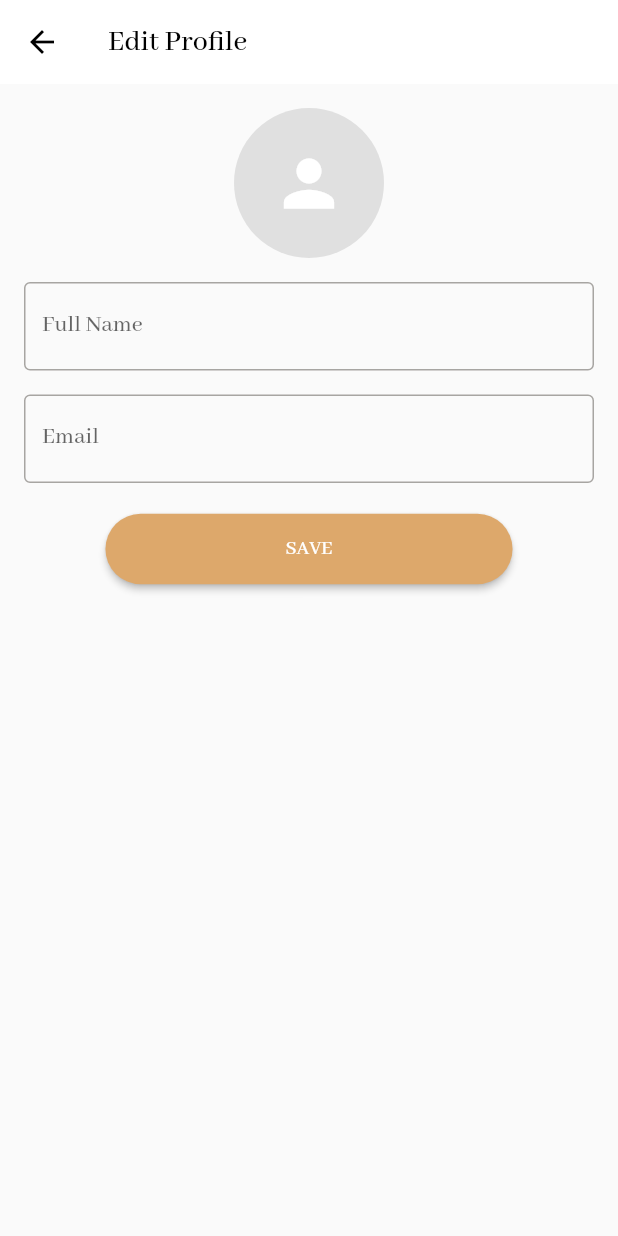
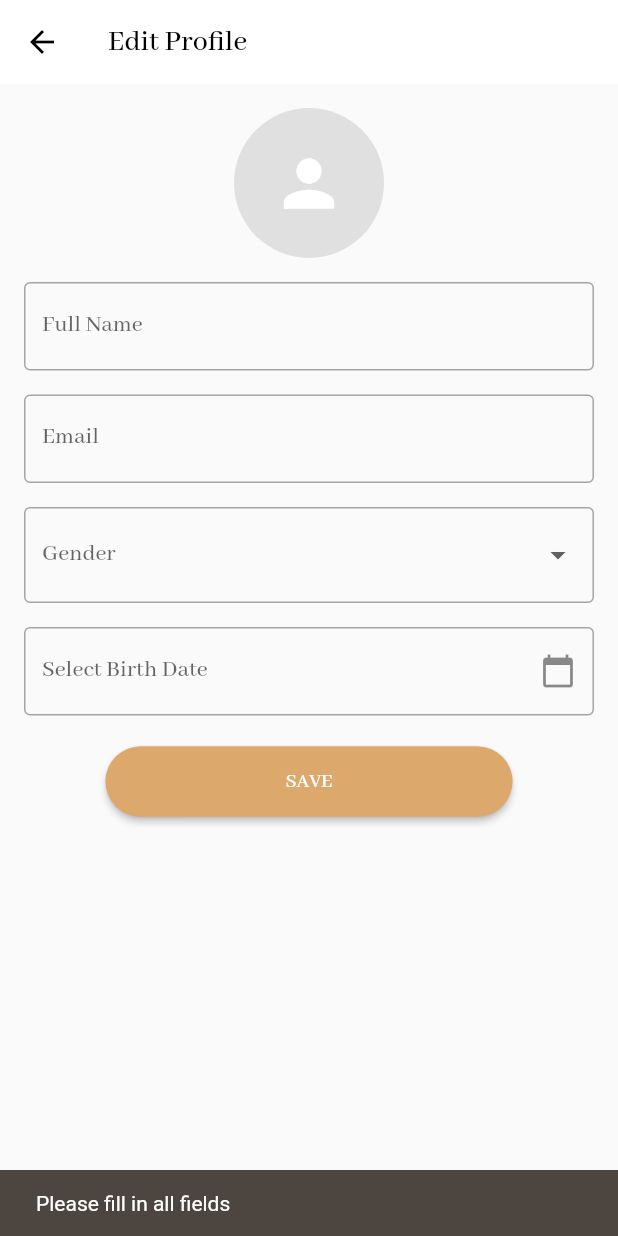
Before and after one commit to 1shtalica/CoffeJava---PPB, a Flutter app: the EditProfileScreen screen opened directly, after a tap on "SAVE", on a phone screen of 412 x 824 dp. Run offline on Flutter 3.47's test engine with Material 3 defaults, Android fonts, the phone set to English and light mode, and no system bars; our stand-ins replace awesome_notifications, buttons_tabbar, fan_carousel_image_slider, flutter_dotenv, flutter_secure_storage, image_picker and 3 more; missing offline and left inert: dart:ffi, filter_list, flutter_icon_snackbar, flutter_popup_menu_button; accounts and stored records are empty.

Commit message:
membuat edit profil (belum jadi)

```diff
--- a/lib/screens/setting.dart
+++ b/lib/screens/setting.dart
@@ -5,6 +5,8 @@
 import '../api/auth_service.dart';
 import '../api/setting_service.dart';
 import 'package:image_picker/image_picker.dart';
+import 'dart:convert';
+import 'package:flutter_secure_storage/flutter_secure_storage.dart';
 
 class Settings extends StatefulWidget {
   const Settings({super.key});
@@ -80,12 +82,36 @@
 class _EditProfileScreenState extends State<EditProfileScreen> {
   final TextEditingController fullNameController = TextEditingController();
   final TextEditingController emailController = TextEditingController();
+  final FlutterSecureStorage storage = FlutterSecureStorage();
 
+  final AuthService _authService = AuthService();
+
+  String id = "";
+  String? selectedGender;
+  DateTime? selectedDate;
   File? _profileImage;
+
+  @override
+  void initState() {
+    super.initState();
+    _initializeProfile();
+  }
+
+  void _initializeProfile() async {
+    final result = await _authService.decodeProfile(context);
+    setState(() {
+      id = result['id'];
+    });
+  }
 
   Future<void> _pickImage(ImageSource source) async {
     try {
-      final pickedImage = await ImagePicker().pickImage(source: source);
+      final pickedImage = await ImagePicker().pickImage(
+        source: source,
+        maxWidth: 800, // Batasi lebar gambar
+        maxHeight: 800, // Batasi tinggi gambar
+        imageQuality: 80, // Kompresi gambar (0-100)
+      );
 
       if (pickedImage != null) {
         setState(() {
@@ -127,6 +153,164 @@
     );
   }
 
+  Future<void> _selectDate(BuildContext context) async {
+    final DateTime? pickedDate = await showDatePicker(
+      context: context,
+      initialDate: selectedDate ?? DateTime.now(),
+      firstDate: DateTime(1900),
+      lastDate: DateTime.now(),
+    );
+    if (pickedDate != null && pickedDate != selectedDate) {
+      setState(() {
+        selectedDate = pickedDate;
+      });
+    }
+  }
+
+  Future<void> _saveProfile() async {
+    final userId = id;
+    final fullName = fullNameController.text.trim();
+    final email = emailController.text.trim();
+
+    if (fullName.isEmpty ||
+        email.isEmpty ||
+        selectedGender == null ||
+        selectedDate == null) {
+      ScaffoldMessenger.of(context).showSnackBar(
+        const SnackBar(content: Text('Please fill in all fields')),
+      );
+      return;
+    }
+
+    final emailRegex = RegExp(r'^[^@]+@[^@]+\.[^@]+');
+    if (!emailRegex.hasMatch(email)) {
+      ScaffoldMessenger.of(context).showSnackBar(
+        const SnackBar(content: Text('Please enter a valid email')),
+      );
+      return;
+    }
+
+    try {
+      final token = await storage.read(key: 'refreshToken');
+      if (token == null) {
+        ScaffoldMessenger.of(context).showSnackBar(
+          const SnackBar(content: Text('User not authenticated')),
+        );
+        return;
+      }
+
+      print(token);
+
+      // Kirim update profile
+      final success = await ResetPasswordService().updateUserProfile(
+        token: token,
+        userId: userId,
+        nama: fullName,
+        email: email,
+        gender: selectedGender,
+        tanggalLahir: selectedDate?.toIso8601String(),
+      );
+
+      if (_profileImage != null) {
+        final imageUpdated = await ResetPasswordService().updateProfileImage(
+          userId: userId,
+          token: token,
+          imageFile: _profileImage!,
+        );
+        if (!imageUpdated) {
+          ScaffoldMessenger.of(context).showSnackBar(
+            const SnackBar(content: Text('Failed to update image')),
+          );
+          return;
+        }
+      }
+
+      if (success) {
+        ScaffoldMessenger.of(context).showSnackBar(
+          const SnackBar(content: Text('Profile updated successfully')),
+        );
+        Navigator.pop(context);
+      } else {
+        ScaffoldMessenger.of(context).showSnackBar(
+          const SnackBar(content: Text('Failed to update profile')),
+        );
+      }
+    } catch (e) {
+      print("Error: $e");
+      ScaffoldMessenger.of(context).showSnackBar(
+        const SnackBar(content: Text('An error occurred')),
+      );
+    }
+  }
+
+  Widget _buildAvatar() {
+    return GestureDetector(
+      onTap: _showImagePickerDialog,
+      child: CircleAvatar(
+        radius: 50,
+        backgroundColor: Colors.grey.shade300,
+        backgroundImage:
+            _profileImage != null ? FileImage(_profileImage!) : null,
+        child: _profileImage == null
+            ? const Icon(Icons.person, size: 50, color: Colors.white)
+            : null,
+      ),
+    );
+  }
+
+  Widget _buildTextField({
+    required TextEditingController controller,
+    required String label,
+    TextInputType keyboardType = TextInputType.text,
+  }) {
+    return TextField(
+      controller: controller,
+      decoration: InputDecoration(
+        labelText: label,
+        border: const OutlineInputBorder(),
+      ),
+      keyboardType: keyboardType,
+    );
+  }
+
+  Widget _buildGenderDropdown() {
+    return DropdownButtonFormField<String>(
+      value: selectedGender,
+      items: ['Male', 'Female'].map((String gender) {
+        return DropdownMenuItem<String>(
+          value: gender.toLowerCase(),
+          child: Text(gender),
+        );
+      }).toList(),
+      onChanged: (String? value) {
+        setState(() {
+          selectedGender = value;
+        });
+      },
+      decoration: const InputDecoration(
+        labelText: 'Gender',
+        border: OutlineInputBorder(),
+      ),
+    );
+  }
+
+  Widget _buildDatePicker(BuildContext context) {
+    return GestureDetector(
+      onTap: () => _selectDate(context),
+      child: AbsorbPointer(
+        child: TextField(
+          decoration: InputDecoration(
+            labelText: selectedDate != null
+                ? "${selectedDate!.toLocal()}".split(' ')[0]
+                : 'Select Birth Date',
+            border: const OutlineInputBorder(),
+            suffixIcon: const Icon(Icons.calendar_today),
+          ),
+        ),
+      ),
+    );
+  }
+
   @override
   Widget build(BuildContext context) {
     return Scaffold(
@@ -146,39 +330,28 @@
       ),
       body: Padding(
         padding: const EdgeInsets.all(16.0),
+        child: SingleChildScrollView(
           child: Column(
             children: [
-            GestureDetector(
-              onTap: _showImagePickerDialog,
-              child: CircleAvatar(
-                radius: 50,
-                backgroundColor: Colors.grey.shade300,
-                backgroundImage:
-                    _profileImage != null ? FileImage(_profileImage!) : null,
-                child: _profileImage == null
-                    ? const Icon(Icons.person, size: 50, color: Colors.white)
-                    : null,
-              ),
+              _buildAvatar(),
+              const SizedBox(height: 16),
+              _buildTextField(
+                controller: fullNameController,
+                label: 'Full Name',
               ),
               const SizedBox(height: 16),
-            TextField(
-              controller: fullNameController,
-              decoration: const InputDecoration(
-                labelText: 'Full Name',
-                border: OutlineInputBorder(),
-              ),
+              _buildTextField(
+                controller: emailController,
+                label: 'Email',
+                keyboardType: TextInputType.emailAddress,
               ),
               const SizedBox(height: 16),
-            TextField(
-              controller: emailController,
-              decoration: const InputDecoration(
-                labelText: 'Email',
-                border: OutlineInputBorder(),
-              ),
-            ),
+              _buildGenderDropdown(),
+              const SizedBox(height: 16),
+              _buildDatePicker(context),
               const SizedBox(height: 20),
               ElevatedButton(
-              onPressed: () {},
+                onPressed: _saveProfile,
                 style: ElevatedButton.styleFrom(
                   backgroundColor: const Color(0xFFDDA86B),
                   padding:
@@ -195,6 +368,7 @@
                 ),
               ),
             ],
+          ),
         ),
       ),
     );
```
Also changed, not shown: lib/api/setting_service.dart (+94 -0 lines). Lines whose indentation alone changed are shown as unchanged.
